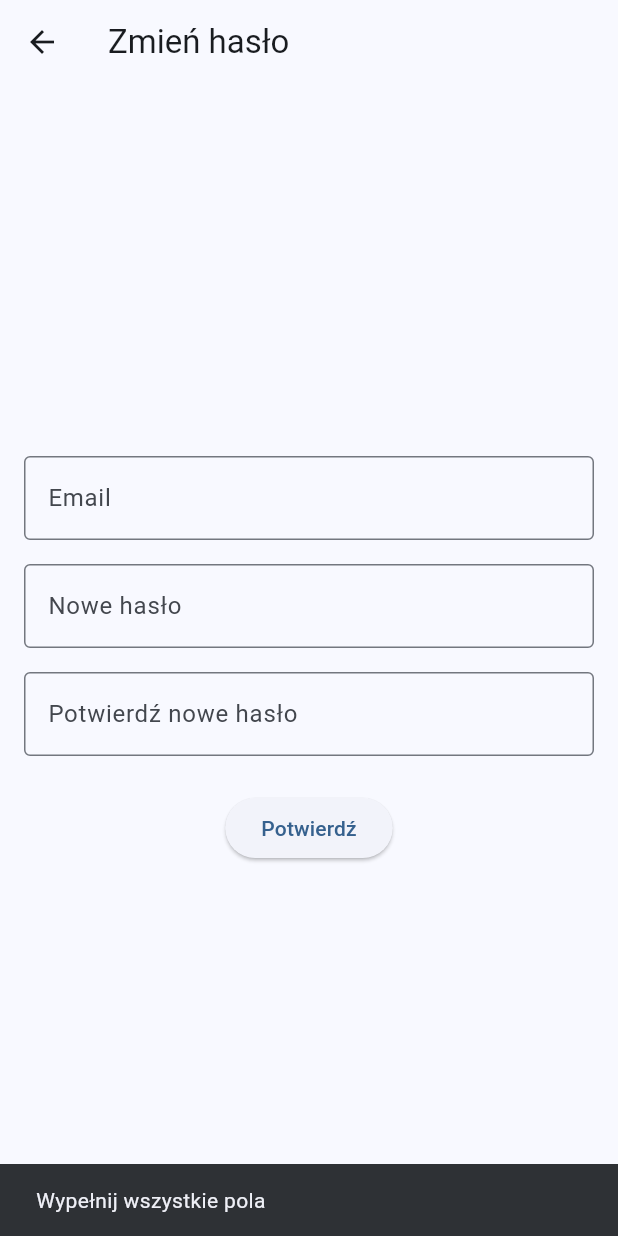
After one commit to JaKosinski/IPZ_2024_2025, a Flutter app: the PasswordChangePage screen opened by its route, after a tap on "Potwierdź", on a phone screen of 412 x 824 dp. The commit adds this screen. Run offline on Flutter 3.47's test engine with Material 3 defaults, Android fonts, the phone set to English and light mode, and no system bars; our stand-ins replace image_picker, shared_preferences; missing offline and left inert: mysql1; accounts and stored records are empty.

Commit message:
resetowanie hasła

```diff
--- a/aplikacja/lib/main.dart
+++ b/aplikacja/lib/main.dart
@@ -7,6 +7,7 @@ import 'models/event.dart';
 import 'package:shared_preferences/shared_preferences.dart'; // Obsługa sesji
 import 'pages/profile_page.dart';
 import 'pages/settings_page.dart';
+import 'pages/password_change_page.dart';
 
 
 
@@ -109,7 +110,8 @@ class MyApp extends StatelessWidget {
         '/register': (context) => RegisterPage(),
         '/home': (context) => HomePage(events: testEvents),
         '/account': (context) => ProfilePage(),
-        '/settings': (context) => SettingsPage()
+        '/settings': (context) => SettingsPage(),
+        '/change_password': (context) => PasswordChangePage(),
 
 
       },
--- /dev/null
+++ b/aplikacja/lib/pages/password_change_page.dart
@@ -0,0 +1,124 @@
+import 'package:flutter/material.dart';
+import 'package:http/http.dart' as http;
+import 'dart:convert';
+
+class PasswordChangePage extends StatefulWidget {
+  const PasswordChangePage({Key? key}) : super(key: key);
+
+  @override
+  State<PasswordChangePage> createState() => _PasswordChangePageState();
+}
+
+class _PasswordChangePageState extends State<PasswordChangePage> {
+  final TextEditingController _emailController = TextEditingController();
+  final TextEditingController _newPasswordController = TextEditingController();
+  final TextEditingController _confirmPasswordController = TextEditingController();
+
+  Future<void> _changePassword() async {
+  final email = _emailController.text.trim();
+  final newPassword = _newPasswordController.text.trim();
+  final confirmPassword = _confirmPasswordController.text.trim();
+
+  if (email.isEmpty || newPassword.isEmpty || confirmPassword.isEmpty) {
+    ScaffoldMessenger.of(context).showSnackBar(
+      const SnackBar(content: Text('Wypełnij wszystkie pola')),
+    );
+    return;
+  }
+
+  // Walidacja nowego hasła
+  final passwordRegExp = RegExp(r'^(?=.*[A-Z])(?=.*[!@#\$&*~]).{8,}$');
+  if (!passwordRegExp.hasMatch(newPassword)) {
+    ScaffoldMessenger.of(context).showSnackBar(
+      const SnackBar(
+        content: Text(
+          'Hasło musi mieć co najmniej 8 znaków, zawierać wielką literę i znak specjalny.',
+        ),
+      ),
+    );
+    return;
+  }
+
+  if (newPassword != confirmPassword) {
+    ScaffoldMessenger.of(context).showSnackBar(
+      const SnackBar(content: Text('Hasła się nie zgadzają')),
+    );
+    return;
+  }
+
+  try {
+    final response = await http.post(
+      Uri.parse('http://localhost:5000/change_password'), // Endpoint na backendzie
+      headers: {'Content-Type': 'application/json'},
+      body: json.encode({'email': email, 'new_password': newPassword}),
+    );
+
+    if (response.statusCode == 200) {
+      ScaffoldMessenger.of(context).showSnackBar(
+        const SnackBar(content: Text('Hasło zostało zmienione')),
+      );
+      Navigator.pop(context);
+    } else if (response.statusCode == 404) {
+      ScaffoldMessenger.of(context).showSnackBar(
+        const SnackBar(content: Text('Użytkownik o podanym emailu nie istnieje')),
+      );
+    } else {
+      ScaffoldMessenger.of(context).showSnackBar(
+        SnackBar(content: Text('Błąd serwera: ${response.statusCode}')),
+      );
+    }
+  } catch (e) {
+    ScaffoldMessenger.of(context).showSnackBar(
+      SnackBar(content: Text('Błąd połączenia: $e')),
+    );
+  }
+}
+
+
+  @override
+  Widget build(BuildContext context) {
+    return Scaffold(
+      appBar: AppBar(
+        title: const Text('Zmień hasło'),
+      ),
+      body: Padding(
+        padding: const EdgeInsets.all(16.0),
+        child: Column(
+          mainAxisAlignment: MainAxisAlignment.center,
+          children: [
+            TextField(
+              controller: _emailController,
+              decoration: const InputDecoration(
+                labelText: 'Email',
+                border: OutlineInputBorder(),
+              ),
+            ),
+            const SizedBox(height: 16),
+            TextField(
+              controller: _newPasswordController,
+              obscureText: true,
+              decoration: const InputDecoration(
+                labelText: 'Nowe hasło',
+                border: OutlineInputBorder(),
+              ),
+            ),
+            const SizedBox(height: 16),
+            TextField(
+              controller: _confirmPasswordController,
+              obscureText: true,
+              decoration: const InputDecoration(
+                labelText: 'Potwierdź nowe hasło',
+                border: OutlineInputBorder(),
+              ),
+            ),
+            const SizedBox(height: 24),
+            ElevatedButton(
+              onPressed: _changePassword,
+              child: const Text('Potwierdź'),
+            ),
+          ],
+        ),
+      ),
+    );
+  }
+}
--- a/aplikacja/lib/pages/sign_in.dart
+++ b/aplikacja/lib/pages/sign_in.dart
@@ -5,6 +5,7 @@ import 'home_page.dart';
 import '../models/event.dart';
 import 'registration.dart';
 import 'package:shared_preferences/shared_preferences.dart'; // Obsługa sesji użytkownika
+import 'password_change_page.dart';
 
 class SignInPage extends StatefulWidget {
   final List<Event> events;
@@ -110,6 +111,22 @@ class _SignInPageState extends State<SignInPage> {
               ),
             ),
             Padding(
+  padding: const EdgeInsets.symmetric(vertical: 5.0),
+  child: TextButton(
+    onPressed: () {
+      Navigator.pushNamed(context, '/change_password'); // Przejście do widoku zmiany hasła
+    },
+    child: const Text(
+      'Nie pamiętam hasła',
+      style: TextStyle(
+        fontSize: 16.0,
+        color: Colors.blue,
+      ),
+    ),
+  ),
+),
+
+            Padding(
               padding: const EdgeInsets.symmetric(vertical: 5.0),
               child: ElevatedButton(
                 onPressed: _signIn,
@@ -134,6 +151,8 @@ class _SignInPageState extends State<SignInPage> {
                 ),
               ),
             ),
+
+
           ],
         ),
       ),
```
Also changed, not shown: 1 other file.
